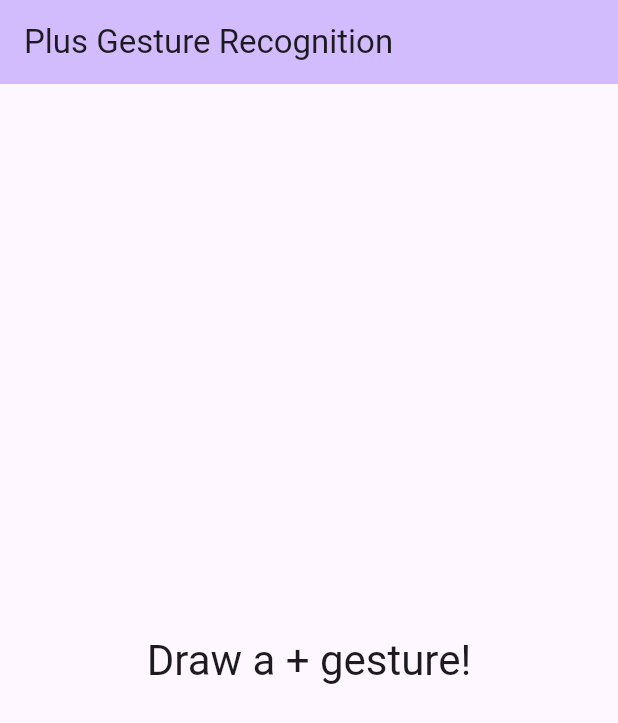
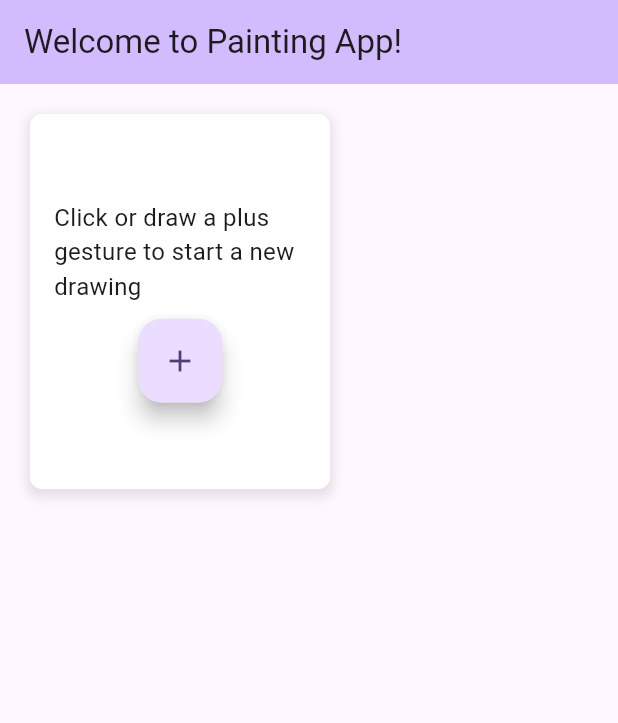
Before and after one commit to meghanguo/cs423, a Flutter app: the screen it shows after launch, on a phone screen of 412 x 824 dp. Shown: the top 723 px of the screen. Run offline on Flutter 3.47's test engine with Material 3 defaults, Android fonts, the phone set to English and light mode, and no system bars.

Commit message:
Updated the code to figure out plus detection

```diff
--- a/lib/main.dart
+++ b/lib/main.dart
@@ -15,7 +15,7 @@ class MyApp extends StatelessWidget {
         colorScheme: ColorScheme.fromSeed(seedColor: Colors.deepPurple),
         useMaterial3: true,
       ),
-      home: const MyHomePage(title: 'Plus Gesture Recognition'),
+      home: const MyHomePage(title: 'Welcome to Painting App!'),
     );
   }
 }
@@ -31,7 +31,6 @@ class MyHomePage extends StatefulWidget {
 
 class _MyHomePageState extends State<MyHomePage> {
   List<Offset> _points = [];
-  String _message = "Draw a + gesture!";
   bool _canDraw = true; // Control to allow redrawing
 
   // Method to check if a "+" gesture is detected
@@ -58,6 +57,13 @@ class _MyHomePageState extends State<MyHomePage> {
     // Simple condition for detecting "+" sign:
     // It needs to have both horizontal and vertical movement
     return horizontalCount > 5 && verticalCount > 5;
+  }
+
+  // Navigate to the new drawing screen
+  void _openNewDrawingScreen() {
+    Navigator.of(context).push(MaterialPageRoute(
+      builder: (context) => const NewScreen(),
+    ));
   }
 
   @override
@@ -87,17 +93,17 @@ class _MyHomePageState extends State<MyHomePage> {
             setState(() {
               _canDraw = false; // Disable further drawing until reset
               if (_detectPlusGesture(_points)) {
-                _message = "Plus sign detected!";
+                print("Plus sign detected!");
+                _openNewDrawingScreen(); // Open new screen on plus detection
               } else {
-                _message = "Not a plus sign, try again.";
+                print("Not a plus sign, try again.");
               }
               _points.clear(); // Clear points after recognition
 
               // Allow redrawing after a short delay
-              Future.delayed(Duration(seconds: 2), () {
+              Future.delayed(const Duration(seconds: 2), () {
                 setState(() {
                   _canDraw = true; // Enable drawing again
-                  _message = "Draw a + gesture!";
                 });
               });
             });
@@ -109,13 +115,67 @@ class _MyHomePageState extends State<MyHomePage> {
               painter: GesturePainter(points: _points),
               child: Container(),
             ),
-            Center(
-              child: Text(
-                _message,
-                style: Theme.of(context).textTheme.headlineMedium,
+            // The box with the plus button
+            Positioned(
+              top: 20, // Adjust top position
+              left: 20, // Adjust left position
+              child: Container(
+                width: 200, // Adjust width as needed
+                height: 250, // Adjust height as needed
+                padding: const EdgeInsets.all(16.0),
+                decoration: BoxDecoration(
+                  color: Colors.white,
+                  borderRadius: BorderRadius.circular(8.0),
+                  boxShadow: [
+                    BoxShadow(
+                      color: Colors.black.withOpacity(0.1),
+                      spreadRadius: 2,
+                      blurRadius: 5,
+                      offset: const Offset(0, 3), // changes position of shadow
+                    ),
+                  ],
+                ),
+                child: Column(
+                  mainAxisAlignment: MainAxisAlignment.center,
+                  crossAxisAlignment: CrossAxisAlignment.center,
+                  children: [
+                    const Text(
+                      'Click or draw a plus gesture to start a new drawing',
+                      style: TextStyle(fontSize: 16),
+                    ),
+                    const SizedBox(height: 10),
+                    FloatingActionButton(
+                      onPressed: () {
+                        print('Plus button clicked');
+                        _openNewDrawingScreen(); // Open new screen on button click
+                      },
+                      child: const Icon(Icons.add),
+                    ),
+                  ],
+                ),
               ),
             ),
           ],
+        ),
+      ),
+    );
+  }
+}
+
+// New screen widget
+class NewScreen extends StatelessWidget {
+  const NewScreen({super.key});
+
+  @override
+  Widget build(BuildContext context) {
+    return Scaffold(
+      appBar: AppBar(
+        title: const Text('New Screen'),
+      ),
+      body: Center(
+        child: const Text(
+          'You opened a new screen!',
+          style: TextStyle(fontSize: 24),
         ),
       ),
     );
```
